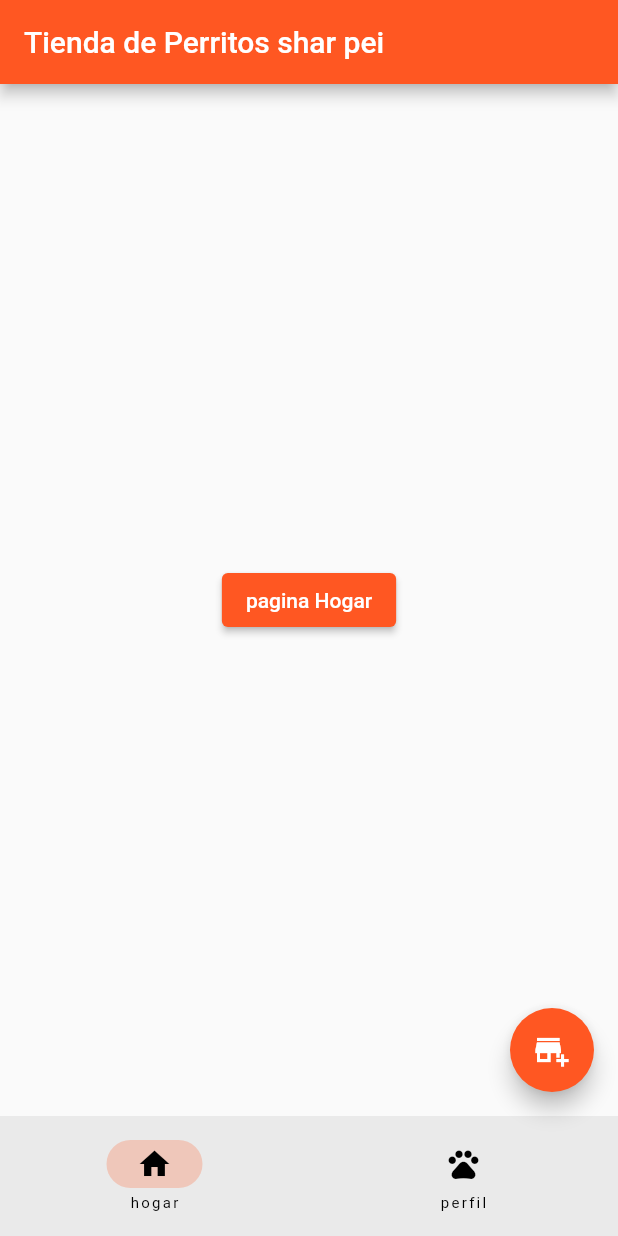
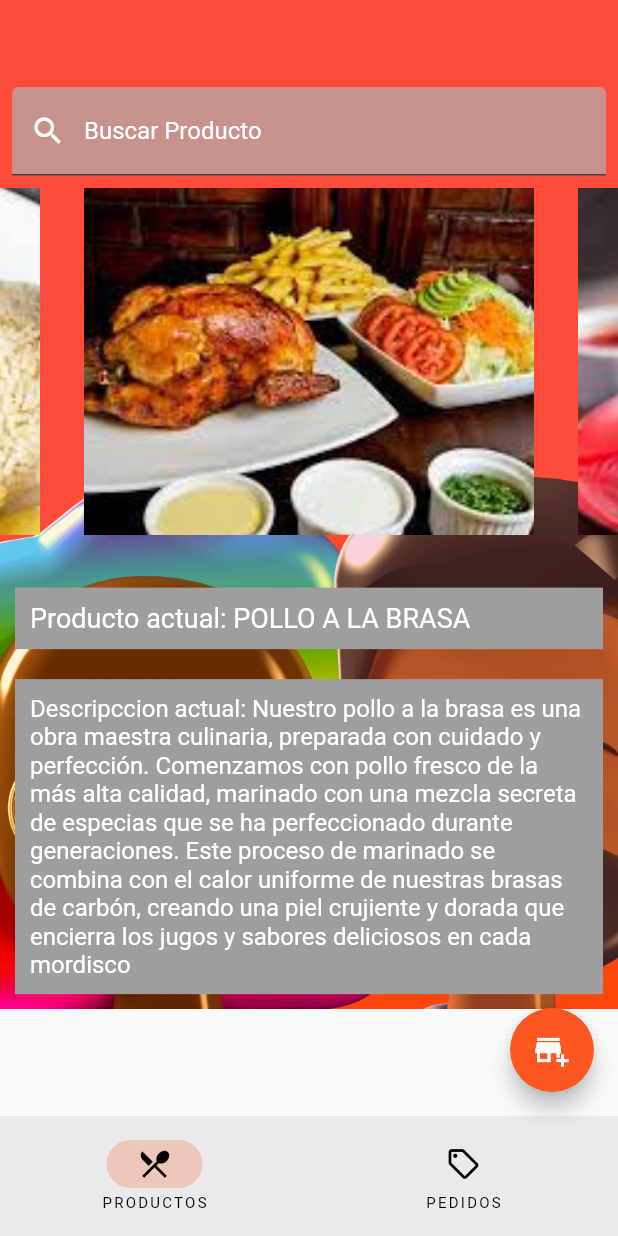
Before and after one commit to pedroalvaroccoyllocondori/PROYECTOS_flutter-scholl, a Flutter app: the PaginaRaiz screen opened directly, on a phone screen of 412 x 824 dp. Run offline on Flutter 3.47's test engine with Material 2 defaults, Android fonts, the phone set to English and light mode, and no system bars; drawn by our look-alikes of carousel_slider.

Commit message:
version con vista de inicio, inicio sesion y pagina central incompleta

```diff
--- /dev/null
+++ b/lib/carrusel.dart
@@ -0,0 +1,144 @@
+import 'package:flutter/material.dart';
+import 'package:carousel_slider/carousel_slider.dart';
+import 'products.dart'; // Importa la clase Product
+
+class ProductCarouselPage extends StatefulWidget {
+  @override
+  _ProductCarouselPageState createState() => _ProductCarouselPageState();
+}
+
+class _ProductCarouselPageState extends State<ProductCarouselPage> {
+  List<Product> products = [
+    Product(
+        name: "POLLO A LA BRASA",
+        description:
+            "Nuestro pollo a la brasa es una obra maestra culinaria, preparada con cuidado y perfección. Comenzamos con pollo fresco de la más alta calidad, marinado con una mezcla secreta de especias que se ha perfeccionado durante generaciones. Este proceso de marinado se combina con el calor uniforme de nuestras brasas de carbón, creando una piel crujiente y dorada que encierra los jugos y sabores deliciosos en cada mordisco",
+        imageUrl: "images/pollo_brasa.jpg"),
+    Product(
+        name: "ARROS CHAUFA",
+        description:
+            "Nuestro Arroz Chaufa es un tributo a la riqueza de la cultura gastronómica peruana. Comenzamos con los ingredientes más frescos y los woks tradicionales, donde se combinan magistralmente sabores y texturas. Nuestros chefs expertos dominan la técnica de saltear, creando un platillo donde el arroz se mezcla con trozos de pollo jugoso, camarones tiernos, verduras frescas y un toque de huevo",
+        imageUrl: "images/chaufa.jpg"),
+    Product(
+        name: "LOMO SALTADO",
+        description:
+            "Descubre el inigualable Lomo Saltado, una explosión de sabores que fusiona la tradición peruana y china en un solo plato. Nuestra receta exclusiva combina tiernos trozos de carne marinada con vegetales frescos, todo salteado a fuego alto para un toque crujiente y servido con arroz al vapor. Los aromas y especias se entrelazan en cada bocado, ofreciendo una experiencia gastronómica única que satisfará tus sentidos y te llevará a un viaje culinario que no querrás olvidar",
+        imageUrl: "images/lomo.jpg"),
+    // Agrega más productos aquí
+  ];
+
+  int _currentIndex = 0;
+  String _searchText = '';
+
+  @override
+  Widget build(BuildContext context) {
+    return Scaffold(
+      body: SingleChildScrollView(
+        child: Container(
+          decoration: const BoxDecoration(
+            image: DecorationImage(
+              image: AssetImage(
+                  'images/welcome.jpg'), // Cambia esto por la ruta de tu imagen de fondo
+              fit: BoxFit.cover,
+            ),
+          ),
+          child: Column(
+            mainAxisAlignment: MainAxisAlignment.center,
+            children: [
+              // Container(
+              //   margin: const EdgeInsets.all(10.0),
+              //   padding: const EdgeInsets.all(10.0),
+              //   width: double.infinity,
+              //   height: 80,
+              //   color: Colors.grey,
+              //   child: const Center(
+              //     child: Text("SELECCIONE UN PRODUCTO",
+              //         style: TextStyle(color: Colors.white, fontSize: 18.0)),
+              //   ),
+              // ),
+              SizedBox(height: 50),
+              Padding(
+                padding: const EdgeInsets.all(8.0),
+                child: TextField(
+                  onChanged: (value) {
+                    setState(() {
+                      _searchText = value;
+                    });
+                  },
+                  decoration: const InputDecoration(
+                    filled: true,
+                    fillColor: Color.fromARGB(179, 175, 175, 175),
+                    labelText: 'Buscar Producto',
+                    labelStyle: TextStyle(color: Colors.white),
+                    prefixIcon: Icon(Icons.search, color: Colors.white),
+                  ),
+                ),
+              ),
+              CarouselSlider(
+                options: CarouselOptions(
+                  onPageChanged: (index, reason) {
+                    setState(() {
+                      _currentIndex = index;
+                    });
+                  },
+                ),
+                items: products
+                    .where((product) =>
+                        _searchText.isEmpty ||
+                        product.name
+                            .toLowerCase()
+                            .contains(_searchText.toLowerCase()))
+                    .map((product) {
+                  return Builder(
+                    builder: (BuildContext context) {
+                      return Container(
+                        width: MediaQuery.of(context).size.width,
+                        margin: const EdgeInsets.symmetric(horizontal: 5.0),
+                        decoration: BoxDecoration(
+                          borderRadius: BorderRadius.circular(12),
+                        ),
+                        child: SingleChildScrollView(
+                          child: Column(
+                            crossAxisAlignment: CrossAxisAlignment.center,
+                            children: [
+                              Image.asset(
+                                product.imageUrl,
+                                width: 300,
+                                height: 300,
+                                fit: BoxFit.fitHeight,
+                              ),
+                            ],
+                          ),
+                        ),
+                      );
+                    },
+                  );
+                }).toList(),
+              ),
+              const SizedBox(height: 25),
+              Container(
+                color: Colors.grey,
+                margin: const EdgeInsets.all(10.0),
+                padding: const EdgeInsets.all(10.0),
+                width: double.infinity,
+                child: Text(
+                  'Producto actual: ${products[_currentIndex].name}',
+                  style: const TextStyle(fontSize: 18.0, color: Colors.white),
+                ),
+              ),
+              Container(
+                  color: Colors.grey,
+                  margin: const EdgeInsets.all(10.0),
+                  padding: const EdgeInsets.all(10.0),
+                  width: double.infinity,
+                  child: Text(
+                    'Descripccion actual: ${products[_currentIndex].description}',
+                    style: const TextStyle(fontSize: 16.0, color: Colors.white),
+                  )),
+            ],
+          ),
+        ),
+      ),
+    );
+  }
+}
--- a/lib/pagina_hogar.dart
+++ /dev/null
@@ -1,22 +0,0 @@
-import 'package:flutter/material.dart';
-import 'package:primera_app/pagina_perritos.dart';
-
-class PaginaHogar extends StatelessWidget {
-  const PaginaHogar({super.key});
-
-  @override
-  Widget build(BuildContext context) {
-    return Center(
-      child: ElevatedButton(
-        onPressed: () {
-          Navigator.of(context).push(
-            MaterialPageRoute(builder: (BuildContext context) {
-              return const PaginaPerritos();
-            }),
-          );
-        },
-        child: const Text("pagina Hogar"),
-      ),
-    );
-  }
-}
--- a/lib/pagina_perfil.dart
+++ b/lib/pagina_perfil.dart
@@ -12,7 +12,7 @@ class PaginaPerfil extends StatelessWidget {
         itemBuilder: (BuildContext context, int index) {
           return ListTile(
             title: Text('item ${(index + 1)}'),
-            leading: const Icon(Icons.pets_rounded),
+            leading: const Icon(Icons.restaurant),
             trailing: const Icon(Icons.select_all),
             onTap: () {
               debugPrint('item ${(index + 1)} selecionado');
--- /dev/null
+++ b/lib/pagina_raiz.dart
@@ -0,0 +1,58 @@
+import 'package:flutter/material.dart';
+import 'package:primera_app/carrusel.dart';
+import 'package:primera_app/pagina_perfil.dart';
+
+void main() {
+  runApp(const MyApp());
+}
+
+class MyApp extends StatelessWidget {
+  const MyApp({super.key});
+
+  @override
+  Widget build(BuildContext context) {
+    return MaterialApp(
+      debugShowCheckedModeBanner: false,
+      home: const PaginaRaiz(),
+      theme: ThemeData(primarySwatch: Colors.deepOrange),
+    );
+  }
+}
+
+class PaginaRaiz extends StatefulWidget {
+  const PaginaRaiz({super.key});
+
+  @override
+  State<PaginaRaiz> createState() => _PaginaRaizState();
+}
+
+class _PaginaRaizState extends State<PaginaRaiz> {
+  int paginaActual = 0;
+  List<Widget> paginas = [ProductCarouselPage(), PaginaPerfil()];
+  @override
+  Widget build(BuildContext context) {
+    return Scaffold(
+      body: paginas[paginaActual],
+      floatingActionButton: FloatingActionButton(
+        onPressed: () {
+          debugPrint("boton");
+        },
+        child: const Icon(Icons.add_business_sharp),
+      ),
+      bottomNavigationBar: NavigationBar(
+        destinations: const [
+          NavigationDestination(
+              icon: Icon(Icons.restaurant_menu_outlined), label: "PRODUCTOS"),
+          NavigationDestination(
+              icon: Icon(Icons.sell_outlined), label: "PEDIDOS")
+        ],
+        onDestinationSelected: (int index) {
+          setState(() {
+            paginaActual = index;
+          });
+        },
+        selectedIndex: paginaActual,
+      ),
+    );
+  }
+}
--- /dev/null
+++ b/lib/products.dart
@@ -0,0 +1,8 @@
+class Product {
+  final String name;
+  final String description;
+  final String imageUrl;
+
+  Product(
+      {required this.name, required this.description, required this.imageUrl});
+}
--- a/pubspec.yaml
+++ b/pubspec.yaml
@@ -30,6 +30,7 @@ environment:
 dependencies:
   flutter:
     sdk: flutter
+  carousel_slider: ^4.0.0
 
 
   # The following adds the Cupertino Icons font to your application.
```
Also changed, not shown: lib/main.dart (+46 -34 lines), lib/pagina_inicio_sesion.dart (added, +117 -0 lines), lib/pagina_perritos.dart (deleted, +0 -114 lines), images/chaufa.jpg (added), images/lll.png (added), images/logo.png (added), images/logo_.png (added), images/lomo.jpg (added), images/pollo_brasa.jpg (added), images/welcome.jpg (added), images/welcome_.jpg (added), pubspec.lock, 1 other file.
